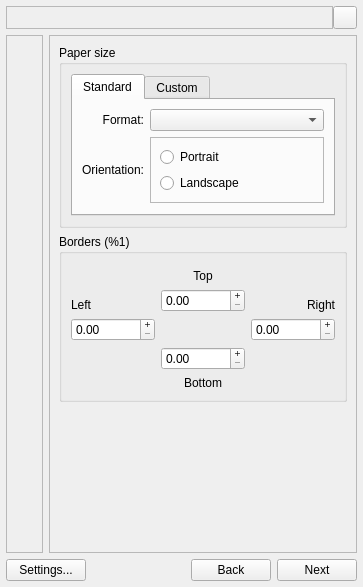
Above: source/posterazor_ui_qt/PosteRazorDialog.ui from aportale/posterazor before the change. Below: the same form after it.
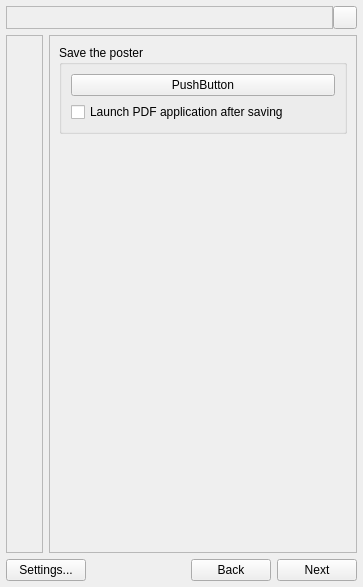
That is the form after the change. Icons and pictures are not drawn. Custom widgets are drawn as their Qt base class.

Commit message: Connected launchPDFViewer checkbox

Diff of the .ui file:
```diff
--- a/source/posterazor_ui_qt/PosteRazorDialog.ui
+++ b/source/posterazor_ui_qt/PosteRazorDialog.ui
@@ -104,7 +104,7 @@
         <enum>QFrame::Sunken</enum>
        </property>
        <property name="currentIndex" >
-        <number>1</number>
+        <number>4</number>
        </property>
        <widget class="QWidget" name="m_loadInputImageStep" >
         <layout class="QVBoxLayout" >
@@ -1287,6 +1287,58 @@
          </item>
         </layout>
        </widget>
+       <widget class="QWidget" name="page" >
+        <layout class="QVBoxLayout" >
+         <property name="margin" >
+          <number>9</number>
+         </property>
+         <property name="spacing" >
+          <number>6</number>
+         </property>
+         <item>
+          <widget class="QGroupBox" name="groupBox_3" >
+           <property name="title" >
+            <string>Save the poster</string>
+           </property>
+           <layout class="QVBoxLayout" >
+            <property name="margin" >
+             <number>9</number>
+            </property>
+            <property name="spacing" >
+             <number>6</number>
+            </property>
+            <item>
+             <widget class="QPushButton" name="pushButton" >
+              <property name="text" >
+               <string>PushButton</string>
+              </property>
+             </widget>
+            </item>
+            <item>
+             <widget class="QCheckBox" name="m_launchPDFApplicationCheckBox" >
+              <property name="text" >
+               <string>Launch PDF application after saving</string>
+              </property>
+             </widget>
+            </item>
+           </layout>
+          </widget>
+         </item>
+         <item>
+          <spacer>
+           <property name="orientation" >
+            <enum>Qt::Vertical</enum>
+           </property>
+           <property name="sizeHint" >
+            <size>
+             <width>20</width>
+             <height>40</height>
+            </size>
+           </property>
+          </spacer>
+         </item>
+        </layout>
+       </widget>
       </widget>
      </item>
     </layout>
```
The commit also changes 2 other files.
